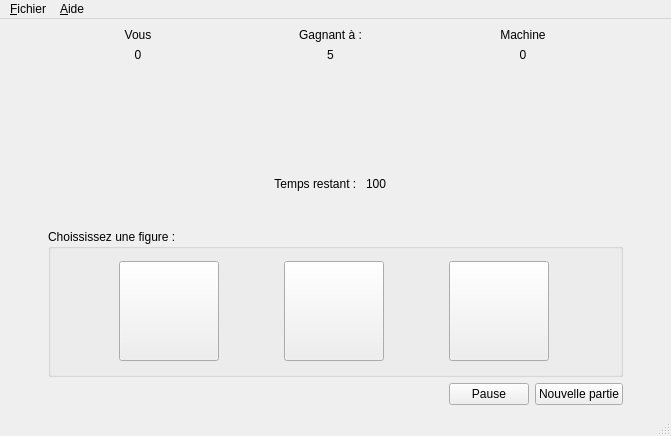
MathisHeriveau/S2.01-Developpement-d-une-application, file V1_SAE-2-01/chifoumi.ui: the form before one commit.
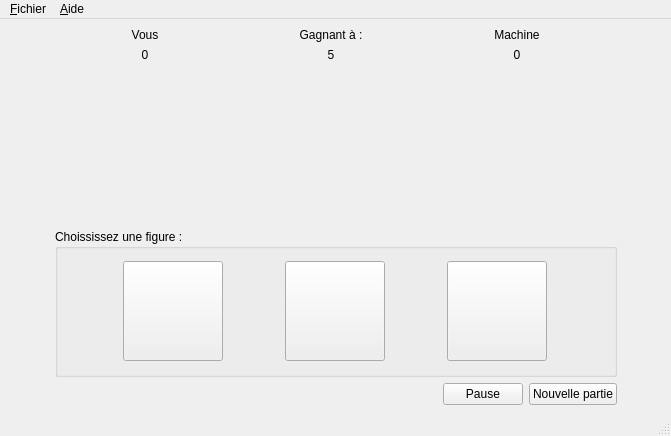
The form after the commit. Icons and pictures are not drawn.

Patch:
```diff
--- a/V1_SAE-2-01/chifoumi.ui
+++ b/V1_SAE-2-01/chifoumi.ui
@@ -313,56 +313,6 @@
             </item>
            </layout>
           </item>
-          <item>
-           <layout class="QHBoxLayout" name="horizontalLayout_9">
-            <property name="topMargin">
-             <number>0</number>
-            </property>
-            <item>
-             <spacer name="horizontalSpacer_10">
-              <property name="orientation">
-               <enum>Qt::Horizontal</enum>
-              </property>
-              <property name="sizeHint" stdset="0">
-               <size>
-                <width>40</width>
-                <height>20</height>
-               </size>
-              </property>
-             </spacer>
-            </item>
-            <item>
-             <widget class="QLabel" name="intituleTimer">
-              <property name="text">
-               <string>Temps restant : </string>
-              </property>
-              <property name="alignment">
-               <set>Qt::AlignCenter</set>
-              </property>
-             </widget>
-            </item>
-            <item>
-             <widget class="QLabel" name="timer">
-              <property name="text">
-               <string>100</string>
-              </property>
-             </widget>
-            </item>
-            <item>
-             <spacer name="horizontalSpacer_11">
-              <property name="orientation">
-               <enum>Qt::Horizontal</enum>
-              </property>
-              <property name="sizeHint" stdset="0">
-               <size>
-                <width>40</width>
-                <height>20</height>
-               </size>
-              </property>
-             </spacer>
-            </item>
-           </layout>
-          </item>
          </layout>
         </item>
        </layout>
```
